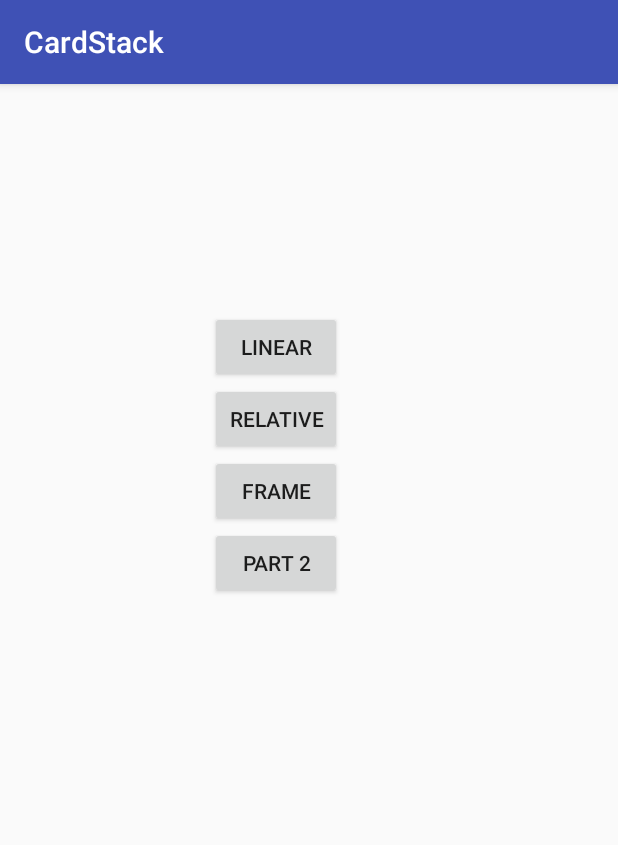
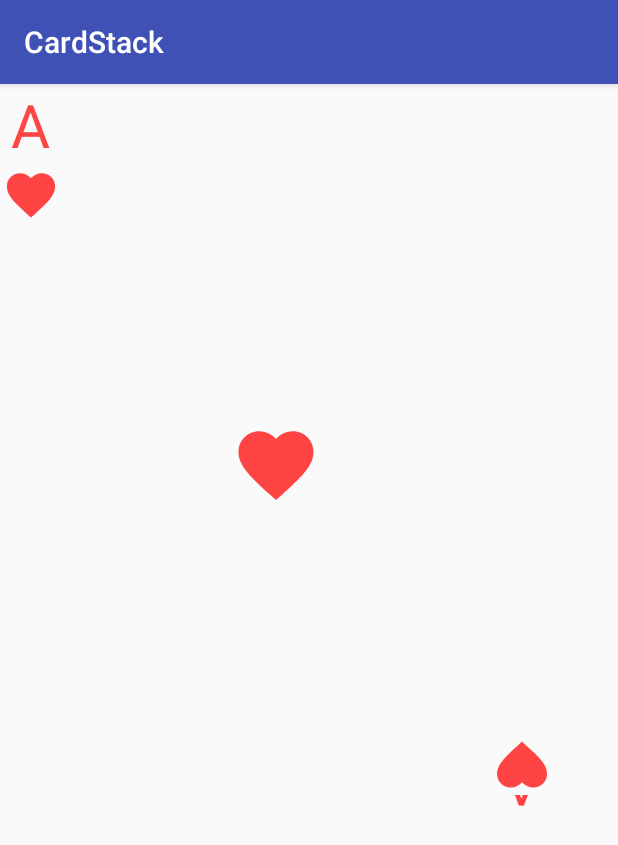
Before and after one commit to ChapmanCPSC356Fall2017/card-stack-Yamiyamiyami, an Android app: the screen it shows after launch (MainActivity), on a phone screen of 412 x 824 dp. Shown: the top 845 px of the screen. Run offline under Robolectric (Android 15) with nearby library versions, the phone set to English and light mode, and no system bars.

Commit message:
Class and stack initialized

```diff
--- /dev/null
+++ b/CardStack/app/src/main/java/com/example/kevin/cardstack/Card.java
@@ -0,0 +1,31 @@
+package com.example.kevin.cardstack;
+
+/**
+ * Created by kevin on 10/2/2017.
+ */
+
+public class Card {
+    public int cardNum;
+    public String cardSuit;
+
+    public Card(int cardNum, String cardSuit) {
+        this.cardNum = cardNum;
+        this.cardSuit = cardSuit;
+    }
+
+    public int getCardNum() {
+        return cardNum;
+    }
+
+    public void setCardNum(int cardNum) {
+        this.cardNum = cardNum;
+    }
+
+    public String getCardSuit() {
+        return cardSuit;
+    }
+
+    public void setCardSuit(String cardSuit) {
+        this.cardSuit = cardSuit;
+    }
+}
--- a/CardStack/app/src/main/java/com/example/kevin/cardstack/MainActivity.java
+++ b/CardStack/app/src/main/java/com/example/kevin/cardstack/MainActivity.java
@@ -2,6 +2,7 @@ package com.example.kevin.cardstack;
 
 import android.support.v7.app.AppCompatActivity;
 import android.os.Bundle;
+import java.util.Stack;
 
 public class MainActivity extends AppCompatActivity {
 
@@ -10,4 +11,6 @@ public class MainActivity extends AppCompatActivity {
         super.onCreate(savedInstanceState);
         setContentView(R.layout.activity_main);
     }
+    Stack<Card> CardStack = new Stack<Card>();
+
 }
--- a/CardStack/app/src/main/res/layout/activity_main.xml
+++ b/CardStack/app/src/main/res/layout/activity_main.xml
@@ -7,28 +7,56 @@
     tools:context="com.example.kevin.cardstack.MainActivity">
 
     <LinearLayout
-    android:layout_width="368dp"
-    android:layout_height="495dp"
-    tools:layout_editor_absoluteY="8dp"
-    tools:layout_editor_absoluteX="8dp"
-    android:orientation="vertical"
-    android:gravity="center">
-        <Button
+        xmlns:android="http://schemas.android.com/apk/res/android"
+        android:orientation="vertical"
+        android:layout_width="368dp"
+        android:layout_height="495dp"
+        tools:layout_editor_absoluteY="8dp"
+        tools:layout_editor_absoluteX="8dp">
+
+        <TextView
+            android:layout_width="match_parent"
+            android:layout_height="wrap_content"
+            android:text="A"
+            android:textSize="40dp"
+            android:paddingStart="7dp"
+            android:textColor="@android:color/holo_red_light" />
+        <ImageView
+            android:id="@+id/imageView"
+            android:layout_width="40dp"
+            android:layout_height="40dp"
+            android:paddingStart="1dp"
+            android:src="@drawable/ic_favorite_black_24dp"
+            />
+
+        <LinearLayout
             android:layout_width="wrap_content"
             android:layout_height="wrap_content"
-            android:text="@string/linear"/>
-        <Button
-            android:layout_width="wrap_content"
+            android:layout_gravity="center">
+            <ImageView
+                android:layout_marginTop="130dp"
+                android:layout_width="60dp"
+                android:layout_height="60dp"
+                android:src="@drawable/ic_favorite_black_24dp"
+                android:scaleType="fitXY"
+                />
+        </LinearLayout>
+        <ImageView
+            android:layout_marginTop="150dp"
+            android:layout_gravity="end"
+            android:layout_width="40dp"
+            android:layout_height="40dp"
+            android:src="@drawable/ic_favorite_black_24dp"
+            android:rotation="180"/>
+        <TextView
+            android:layout_gravity="end"
+            android:layout_width="match_parent"
             android:layout_height="wrap_content"
-            android:text="@string/relative"/>
-        <Button
-            android:layout_width="wrap_content"
-            android:layout_height="wrap_content"
-            android:text="@string/frame"
+            android:text="A"
+            android:textSize="40dp"
+            android:paddingStart="7dp"
+            android:rotation="180"
+            android:textColor="@android:color/holo_red_light"
             />
-        <Button
-            android:layout_width="wrap_content"
-            android:layout_height="wrap_content"
-            android:text="@string/part2"/>
     </LinearLayout>
 </android.support.constraint.ConstraintLayout>
```
